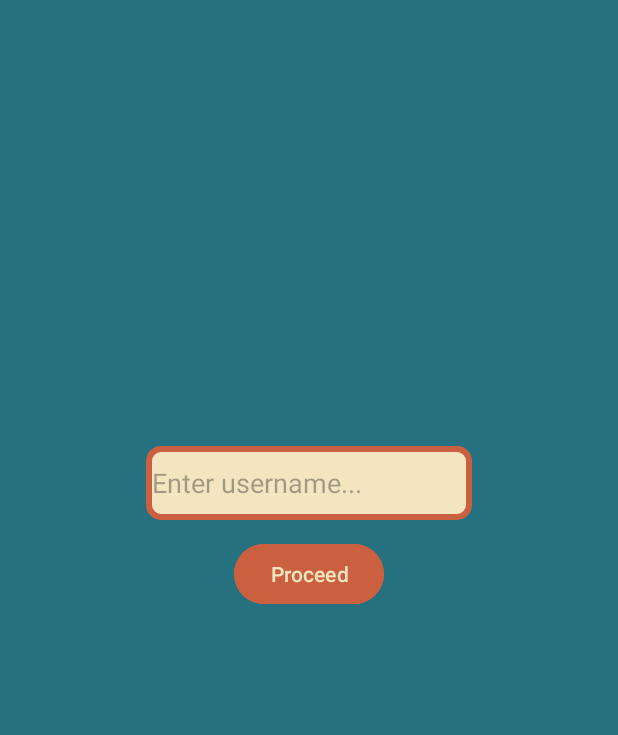
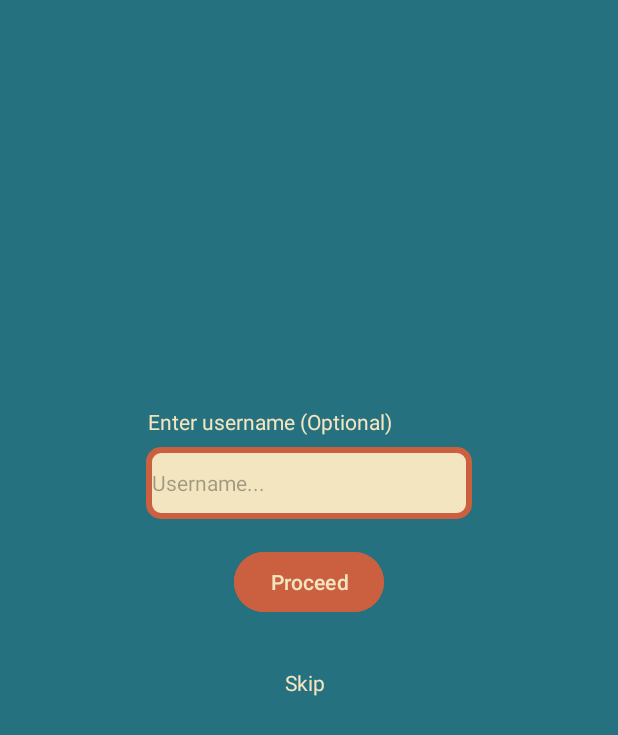
Before and after one commit to Cadi001/mangoripedetection, an Android app: the screen it shows after launch (SetUsername), after a tap on "Proceed", on a phone screen of 412 x 824 dp. Shown: the top 735 px of the screen. Run offline under Robolectric (Android 15) with nearby library versions, the phone set to English and light mode, and no system bars.

Commit message:
Added skip button in set username

```diff
--- a/app/src/main/java/com/example/mangosweetnessdetection/SetUsername.java
+++ b/app/src/main/java/com/example/mangosweetnessdetection/SetUsername.java
@@ -10,9 +10,12 @@ import android.content.SharedPreferences;
 import android.widget.TextView;
 import android.widget.Toast;
 
+import java.util.Random;
+
 public class SetUsername extends AppCompatActivity {
     EditText username;
     Button setUsernameButton;
+    TextView skipButton;
 
     @Override
     protected void onCreate(Bundle savedInstanceState) {
@@ -22,15 +25,31 @@ public class SetUsername extends AppCompatActivity {
 
         username = findViewById(R.id.usernameText);
         setUsernameButton = findViewById(R.id.setUsernameButton);
+        skipButton = findViewById(R.id.skipButton);
+        Random random = new Random();
 
+        skipButton.setOnClickListener(v -> {
+
+            int min = 11111, max = 99999;
+            String enteredUsername = "User" + Integer.toString((random.nextInt((max - min) + 1) + min));
+            navigateToNextPage(enteredUsername, true);
+
+        });
         setUsernameButton.setOnClickListener(v -> {
             String enteredUsername = username.getText().toString().trim();
+            navigateToNextPage(enteredUsername, false);
 
-            if (!enteredUsername.isEmpty()) {
+        });
+
+
+    }
+    private void navigateToNextPage(String username, Boolean skipped){
+
+        if (!username.isEmpty() || skipped == true) {
             // Store the username in SharedPreferences
             SharedPreferences prefs = getSharedPreferences("AppPreferences", MODE_PRIVATE);
             SharedPreferences.Editor editor = prefs.edit();
-                editor.putString("username", enteredUsername); // Save the username
+            editor.putString("username", username); // Save the username
             editor.apply(); // Apply changes
 
             // Optionally show a message
@@ -43,8 +62,6 @@ public class SetUsername extends AppCompatActivity {
         } else {
             Toast.makeText(this, "Please enter a valid username", Toast.LENGTH_SHORT).show();
         }
-        });
-
 
     }
 
--- a/app/src/main/res/layout/activity_set_username.xml
+++ b/app/src/main/res/layout/activity_set_username.xml
@@ -10,22 +10,27 @@
     <EditText
         android:id="@+id/usernameText"
         android:layout_width="217dp"
-        android:layout_height="49dp"
-        android:layout_marginTop="297dp"
+        android:layout_height="48dp"
+        android:layout_marginStart="97dp"
+        android:layout_marginTop="7dp"
+        android:layout_marginEnd="97dp"
         android:background="@drawable/border"
         android:ems="10"
-        android:hint="Enter username..."
+        android:hint="Username..."
         android:inputType="text"
         android:textColor="@color/grey_orange"
+        android:textSize="14sp"
         app:layout_constraintEnd_toEndOf="parent"
         app:layout_constraintStart_toStartOf="parent"
-        app:layout_constraintTop_toTopOf="parent" />
+        app:layout_constraintTop_toBottomOf="@+id/textView6" />
 
     <Button
         android:id="@+id/setUsernameButton"
         android:layout_width="wrap_content"
         android:layout_height="wrap_content"
-        android:layout_marginTop="12dp"
+        android:layout_marginStart="155dp"
+        android:layout_marginTop="18dp"
+        android:layout_marginEnd="155dp"
         android:backgroundTint="@color/a1"
         android:text="Proceed"
         android:textColor="@color/a3"
@@ -33,4 +38,32 @@
         app:layout_constraintStart_toStartOf="parent"
         app:layout_constraintTop_toBottomOf="@+id/usernameText" />
 
+    <TextView
+        android:id="@+id/textView6"
+        android:layout_width="wrap_content"
+        android:layout_height="wrap_content"
+        android:layout_marginStart="97dp"
+        android:layout_marginTop="271dp"
+        android:layout_marginEnd="150dp"
+        android:text="Enter username (Optional)"
+        android:textColor="@color/a3"
+        android:textSize="14sp"
+        app:layout_constraintEnd_toEndOf="parent"
+        app:layout_constraintStart_toStartOf="parent"
+        app:layout_constraintTop_toTopOf="parent" />
+
+    <TextView
+        android:id="@+id/skipButton"
+        android:layout_width="wrap_content"
+        android:layout_height="wrap_content"
+        android:layout_marginStart="189dp"
+        android:layout_marginTop="33dp"
+        android:layout_marginEnd="195dp"
+        android:text="Skip"
+        android:textColor="@color/a3"
+        android:textSize="14sp"
+        app:layout_constraintEnd_toEndOf="parent"
+        app:layout_constraintStart_toStartOf="parent"
+        app:layout_constraintTop_toBottomOf="@+id/setUsernameButton" />
+
 </androidx.constraintlayout.widget.ConstraintLayout>
```
Also changed, not shown: app/src/main/AndroidManifest.xml (+3 -9 lines), app/src/main/java/com/example/mangosweetnessdetection/MainActivity.java (+23 -1 lines), 198 other files. Lines whose indentation alone changed are shown as unchanged.
